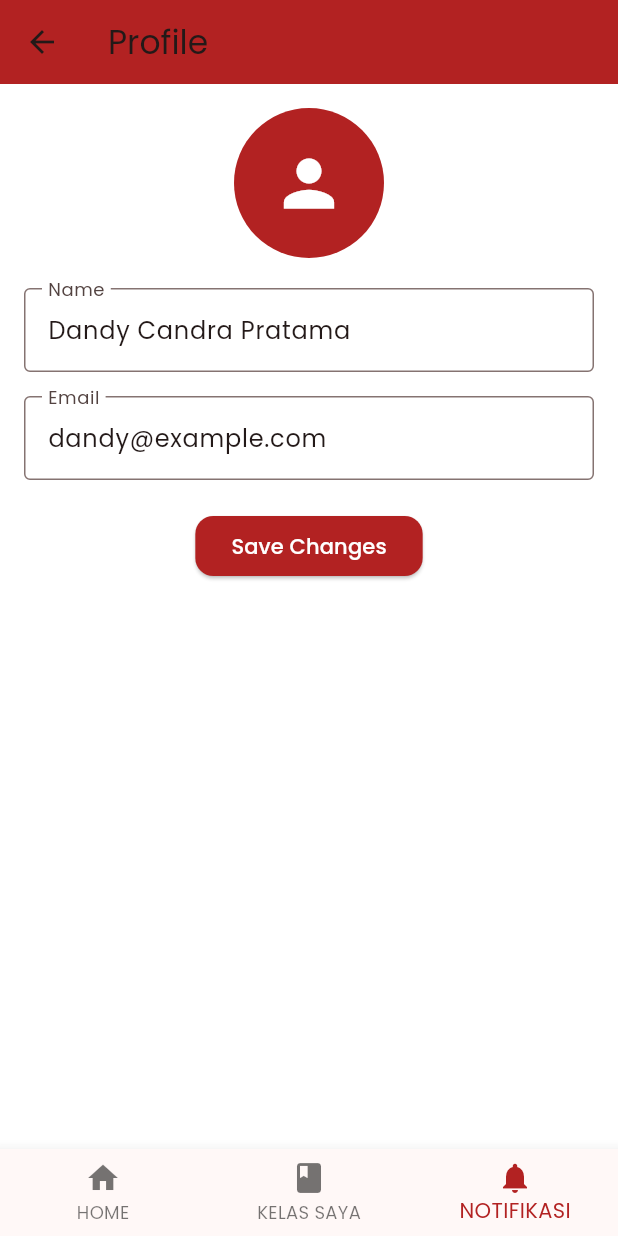
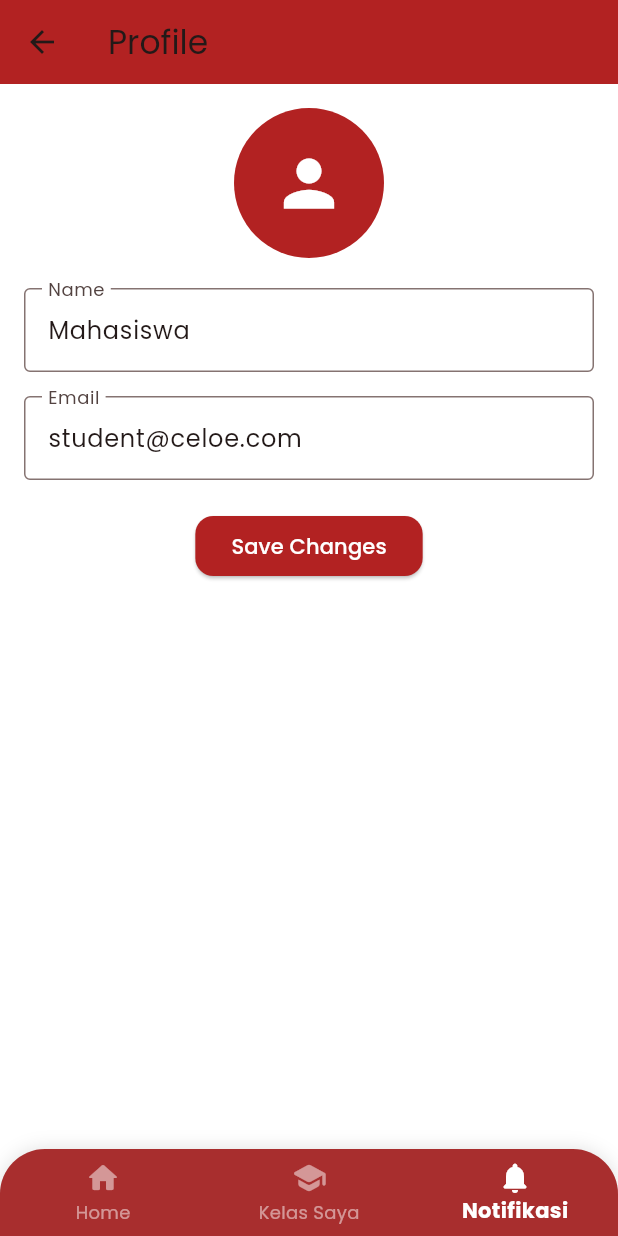
Before and after one commit to muzammilbinmarsuhen/Project-Uas-Celoe_Community, a Flutter app: the HomeScreen screen opened by its route, item 3 of the bottom bar chosen, on a phone screen of 412 x 824 dp. Run offline on Flutter 3.47's test engine with Material 3 defaults, Android fonts, the phone set to English and light mode, and no system bars; our stand-ins replace google_fonts, video_player; accounts and stored records are empty.

Commit message:
penyempurnaan halaman Home

```diff
--- a/lib/app/home_screen.dart
+++ b/lib/app/home_screen.dart
@@ -13,16 +13,31 @@ class HomeScreen extends StatefulWidget {
 
 class _HomeScreenState extends State<HomeScreen> {
   int _selectedIndex = 0;
+  String _username = 'Mahasiswa'; // Default fallback
 
   // Mock data
-  final User currentUser = User(
+  late User currentUser;
+  late List<Course> allCourses;
+  late List<Widget> _screens;
+
+  @override
+  void didChangeDependencies() {
+    super.didChangeDependencies();
+
+    // Retrieve username from arguments
+    final args = ModalRoute.of(context)?.settings.arguments;
+    if (args is String) {
+      _username = args;
+    }
+
+    currentUser = User(
       id: '1',
-    name: 'Dandy Candra Pratama',
-    email: 'dandy@example.com',
+      name: _username,
+      email: 'student@celoe.com', // Placeholder
       avatarUrl: 'https://via.placeholder.com/150',
     );
 
-  final List<Course> allCourses = [
+    allCourses = [
       Course(
         id: '1',
         title: 'Introduction to Flutter',
@@ -30,50 +45,13 @@ class _HomeScreenState extends State<HomeScreen> {
         instructor: 'Jane Smith',
         progress: 0.6,
         modules: [
-        Module(
-          id: '1',
-          title: 'Getting Started',
-          type: 'video',
-          contentUrl: 'https://flutter.github.io/assets-for-api-docs/assets/videos/butterfly.mp4',
-          isCompleted: true,
-        ),
-        Module(
-          id: '2',
-          title: 'Widgets Overview',
-          type: 'text',
-          contentUrl: 'This is the content for Widgets Overview.',
-          isCompleted: false,
-          quiz: Quiz(
-            id: '1',
-            questions: [
-              QuizQuestion(
-                id: '1',
-                question: 'What is Flutter?',
-                options: ['A framework', 'A language', 'An IDE', 'A database'],
-                correctIndex: 0,
-              ),
+            // ... (keeping existing mock data structure if needed, or simple list)
         ],
-          ),
-        ),
-      ],
-    ),
-    Course(
-      id: '2',
-      title: 'Advanced Dart',
-      description: 'Deep dive into Dart programming.',
-      instructor: 'Bob Johnson',
-      progress: 0.3,
-      modules: [],
       ),
     ];
 
-  late final List<Widget> _screens;
-
-  @override
-  void initState() {
-    super.initState();
     _screens = [
-      DashboardScreen(),
+      DashboardScreen(username: _username),
       CoursesScreen(courses: allCourses),
       ProfileScreen(user: currentUser),
     ];
@@ -88,25 +66,49 @@ class _HomeScreenState extends State<HomeScreen> {
   @override
   Widget build(BuildContext context) {
     return Scaffold(
-      body: _screens[_selectedIndex],
-      bottomNavigationBar: BottomNavigationBar(
+      extendBody: true, // Important for curved navbar effect
+      body: _screens.length > _selectedIndex ? _screens[_selectedIndex] : _screens[0],
+      bottomNavigationBar: Container(
+        decoration: const BoxDecoration(
+          borderRadius: BorderRadius.only(
+            topLeft: Radius.circular(30),
+            topRight: Radius.circular(30),
+          ),
+          boxShadow: [
+            BoxShadow(color: Colors.black12, spreadRadius: 0, blurRadius: 10),
+          ],
+        ),
+        child: ClipRRect(
+          borderRadius: const BorderRadius.only(
+            topLeft: Radius.circular(30),
+            topRight: Radius.circular(30),
+          ),
+          child: BottomNavigationBar(
             items: const <BottomNavigationBarItem>[
               BottomNavigationBarItem(
-            icon: Icon(Icons.home),
-            label: 'HOME',
+                icon: Icon(Icons.home_rounded),
+                label: 'Home',
               ),
               BottomNavigationBarItem(
-            icon: Icon(Icons.book),
-            label: 'KELAS SAYA',
+                icon: Icon(Icons.school_rounded), // Changed to school cap icon
+                label: 'Kelas Saya',
               ),
               BottomNavigationBarItem(
-            icon: Icon(Icons.notifications),
-            label: 'NOTIFIKASI',
+                icon: Icon(Icons.notifications_rounded),
+                label: 'Notifikasi',
               ),
             ],
             currentIndex: _selectedIndex,
-        selectedItemColor: const Color(0xFFB22222),
+            backgroundColor: const Color(0xFFA82E2E), // Primary Red
+            selectedItemColor: Colors.white,
+            unselectedItemColor: Colors.white.withOpacity(0.5),
+            selectedLabelStyle: const TextStyle(fontWeight: FontWeight.bold),
+            unselectedLabelStyle: const TextStyle(fontWeight: FontWeight.normal),
             onTap: _onItemTapped,
+            type: BottomNavigationBarType.fixed,
+            showUnselectedLabels: true,
+          ),
+        ),
       ),
     );
   }
--- a/lib/features/auth/login_page.dart
+++ b/lib/features/auth/login_page.dart
@@ -181,7 +181,11 @@ class _LoginPageState extends State<LoginPage> with SingleTickerProviderStateMix
 
       // Success
       _showMessage('Login Berhasil! Selamat datang ${_users[email]!['username']}');
-      Navigator.pushReplacementNamed(context, AppRoutes.home);
+      Navigator.pushReplacementNamed(
+        context,
+        AppRoutes.home,
+        arguments: _users[email]!['username'],
+      );
     }
   }
 
```
Also changed, not shown: lib/features/dashboard/dashboard_screen.dart (+21 -19 lines). Lines whose indentation alone changed are shown as unchanged.
